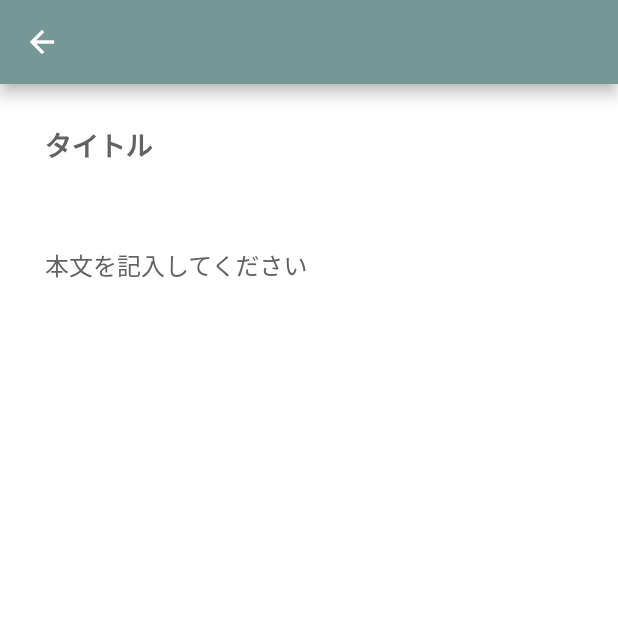
After one commit to tomamoi/todo_app, a Flutter app: the CreateOrEditTodoPage screen opened by its route, after a tap on the "arrow back" icon, on a phone screen of 412 x 824 dp, the top half of it. The commit adds this screen. Run offline on Flutter 3.47's test engine with Material 2 defaults, Android fonts, the phone set to English and light mode, and no system bars; our stand-ins replace flutter_riverpod, freezed_annotation, go_router.

Commit message:
todo作成・編集ページ作成

```diff
--- /dev/null
+++ b/lib/presentation/create_or_edit_todo/create_or_edit_todo_page.dart
@@ -0,0 +1,108 @@
+import 'dart:io';
+import 'package:flutter/material.dart';
+import 'package:flutter_riverpod/flutter_riverpod.dart';
+import 'package:todo/domain/todo/todo_item/todo_item.dart';
+import 'package:todo/theme.dart';
+
+final _textEditingControllerProvider =
+    Provider.autoDispose.family<TextEditingController, String>((ref, text) {
+  final controller = TextEditingController(text: text);
+  ref.onDispose(() {
+    controller.dispose();
+  });
+
+  return controller;
+});
+
+final _discriptionEditingControllerProvider =
+    Provider.autoDispose.family<TextEditingController, String>((ref, text) {
+  final controller = TextEditingController(text: text);
+  ref.onDispose(() {
+    controller.dispose();
+  });
+
+  return controller;
+});
+
+class CreateOrEditTodoPage extends ConsumerWidget {
+  const CreateOrEditTodoPage({
+    super.key,
+    this.item,
+  });
+
+  /// 新しくtodoを作成する場合はnullを渡します。
+  ///
+  /// 編集の場合は編集したい[TodoItem]を渡します。
+  final TodoItem? item;
+
+  @override
+  Widget build(BuildContext context, WidgetRef ref) {
+    final titleEditingController =
+        ref.watch(_textEditingControllerProvider(item?.title ?? ''));
+
+    final discriptionEditingController = ref
+        .watch(_discriptionEditingControllerProvider(item?.discription ?? ''));
+
+    return Scaffold(
+      appBar: AppBar(
+        leading: IconButton(
+          // 戻るボタン押下で保存されるようにします。
+          onPressed: () {
+            final title = titleEditingController.text;
+            final discription = discriptionEditingController.text;
+            if (title.isEmpty && discription.isEmpty) return;
+          },
+          icon: Icon(
+            Platform.isIOS ? Icons.arrow_back_ios : Icons.arrow_back,
+          ),
+        ),
+      ),
+      body: SingleChildScrollView(
+        child: Padding(
+          padding: const EdgeInsets.symmetric(horizontal: 30, vertical: 15),
+          child: Column(
+            children: [
+              TextFormField(
+                controller: titleEditingController,
+                style: const TextStyle(
+                  fontSize: 18,
+                  fontWeight: FontWeight.w600,
+                ),
+                maxLines: null,
+                keyboardType: TextInputType.multiline,
+                decoration: const InputDecoration(
+                  border: InputBorder.none,
+                  hintText: 'タイトル',
+                  hintStyle: TextStyle(
+                    color: AppColor.greyTextColor,
+                    fontSize: 18,
+                    fontWeight: FontWeight.w600,
+                  ),
+                ),
+              ),
+              const SizedBox(height: 30),
+              TextFormField(
+                controller: discriptionEditingController,
+                style: const TextStyle(
+                  fontSize: 16,
+                  fontWeight: FontWeight.w300,
+                ),
+                maxLines: null,
+                keyboardType: TextInputType.multiline,
+                decoration: const InputDecoration(
+                  border: InputBorder.none,
+                  hintText: '本文を記入してください',
+                  hintStyle: TextStyle(
+                    color: AppColor.greyTextColor,
+                    fontSize: 16,
+                    fontWeight: FontWeight.w300,
+                  ),
+                ),
+              ),
+            ],
+          ),
+        ),
+      ),
+    );
+  }
+}
--- a/lib/presentation/todo/todo_page.dart
+++ b/lib/presentation/todo/todo_page.dart
@@ -1,5 +1,6 @@
 import 'package:flutter/material.dart';
 import 'package:flutter_riverpod/flutter_riverpod.dart';
+import 'package:go_router/go_router.dart';
 
 class TodoPage extends ConsumerWidget {
   const TodoPage({super.key});
@@ -8,6 +9,10 @@ class TodoPage extends ConsumerWidget {
   Widget build(BuildContext context, WidgetRef ref) {
     return Scaffold(
       appBar: AppBar(),
+      floatingActionButton: FloatingActionButton(
+        onPressed: () => context.push('/create'),
+        child: const Icon(Icons.edit),
+      ),
       body: ListView(),
     );
   }
--- a/lib/router.dart
+++ b/lib/router.dart
@@ -1,5 +1,6 @@
 import 'package:flutter_riverpod/flutter_riverpod.dart';
 import 'package:go_router/go_router.dart';
+import 'package:todo/presentation/create_or_edit_todo/create_or_edit_todo_page.dart';
 import 'package:todo/presentation/todo/todo_page.dart';
 
 final routerProvider = Provider<GoRouter>((ref) {
@@ -13,5 +14,9 @@ final _router = GoRouter(
       path: '/',
       builder: (context, state) => const TodoPage(),
     ),
+    GoRoute(
+      path: '/create',
+      builder: (context, state) => const CreateOrEditTodoPage(),
+    ),
   ],
 );
```
